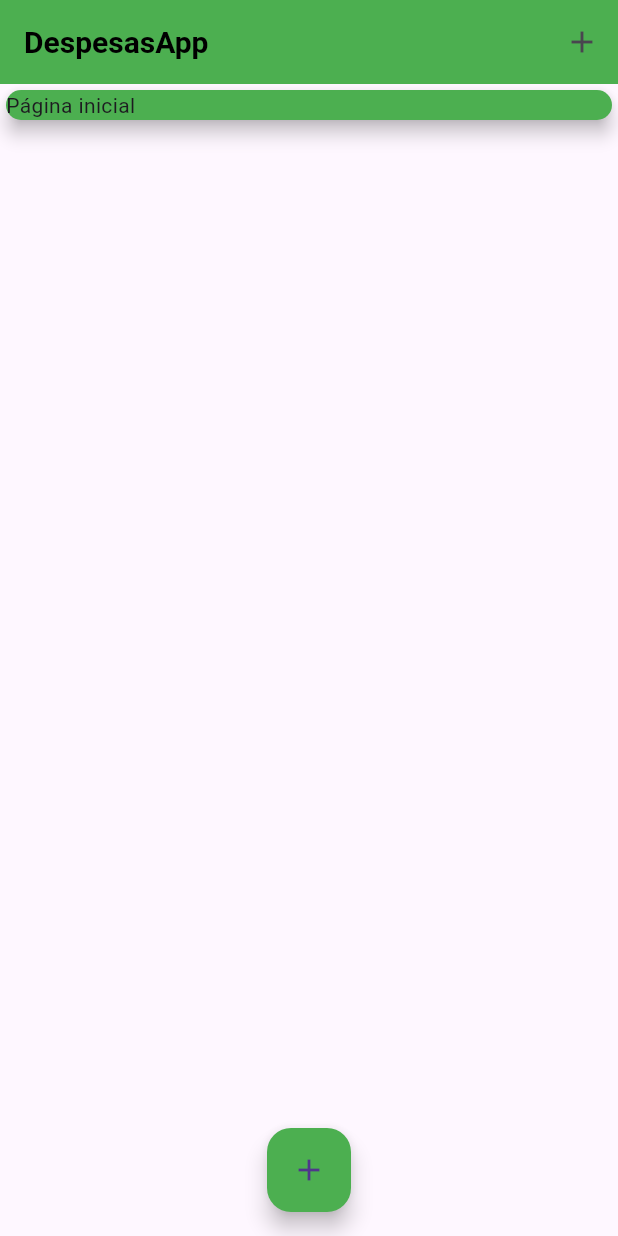
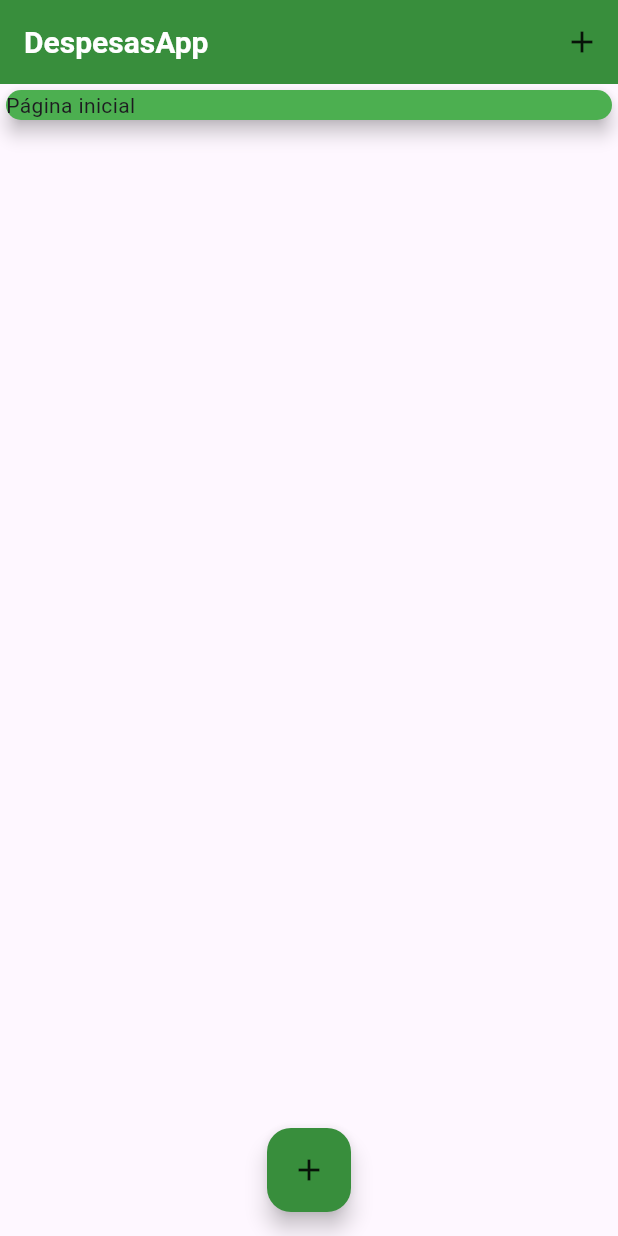
Before and after one commit to Bazchh/despesasApp, a Flutter app: the screen it shows after launch, on a phone screen of 412 x 824 dp. Run offline on Flutter 3.47's test engine with Material 3 defaults, Android fonts, the phone set to English and light mode, and no system bars; Roboto replaces fonts that are missing (OpenSans).

Commit message:
Algumas mudanãs em relação ao theme

```diff
--- a/despesas/lib/main.dart
+++ b/despesas/lib/main.dart
@@ -16,6 +16,7 @@ class despesasApp extends StatelessWidget {
     return MaterialApp(
       home: homePage(),
       theme: tema.copyWith(
+        primaryColor: Colors.green[700],
         colorScheme: tema.colorScheme
             .copyWith(primary: Colors.green[500], secondary: Colors.green[700]),
         textTheme: tema.textTheme.copyWith(
@@ -31,7 +32,7 @@ class despesasApp extends StatelessWidget {
             fontFamily: 'OpenSans',
             fontSize: 20,
             fontWeight: FontWeight.bold,
-            color: Colors.black,
+            color: Colors.white,
           ),
         ),
       ),
@@ -72,13 +73,14 @@ class _homePageState extends State<homePage> {
   Widget build(BuildContext context) {
     return Scaffold(
       appBar: AppBar(
-        title: Text('DespesasApp',
-        style: Theme.of(context).appBarTheme.titleTextStyle),
-        backgroundColor: Theme.of(context).colorScheme.primary,
+        title: Text('DespesasApp'),
+        backgroundColor: Colors.green[700],
         actions: <Widget>[
           IconButton(
-              onPressed: () => _abrirTransacaoModal(context),
-              icon: Icon(Icons.add))
+            onPressed: () => _abrirTransacaoModal(context),
+            icon: Icon(Icons.add),
+            color: Colors.black87,
+         ),
         ],
       ),
       body: Container(
@@ -104,8 +106,8 @@ class _homePageState extends State<homePage> {
       ),
       floatingActionButton: FloatingActionButton(
         onPressed: () => _abrirTransacaoModal(context),
-        child: Icon(Icons.add),
-        backgroundColor: Theme.of(context).colorScheme.primary,
+        child: Icon(Icons.add,color: Colors.black87),
+        backgroundColor: Theme.of(context).colorScheme.secondary,
       ),
       floatingActionButtonLocation: FloatingActionButtonLocation.centerFloat,
     );
```
